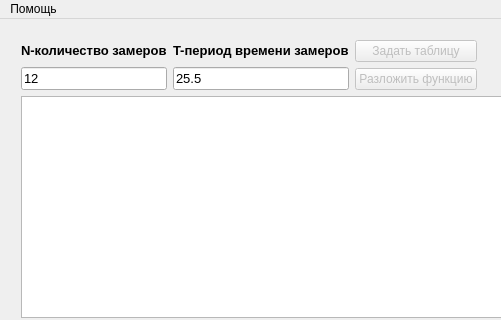
Above: mainwindow.ui from IvanTheCruel/Z5_circuits before the change; both pictures show x 0 to 501 and y 0 to 320 of the 800 by 516 pixel window. Below: the same form after it.
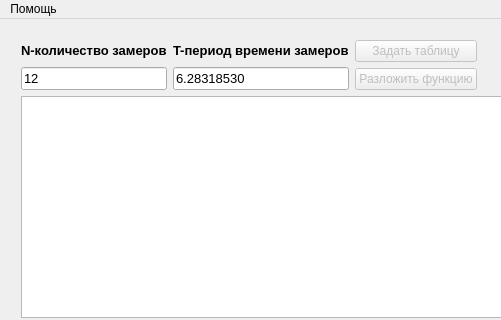
That is the form after the change.

What changed in the file:
```diff
--- a/mainwindow.ui
+++ b/mainwindow.ui
@@ -122,7 +122,7 @@
             </font>
            </property>
            <property name="text">
-            <string>25.5</string>
+            <string>6.28318530</string>
            </property>
           </widget>
          </item>
```
Left out of the diff: 2 changed lines with no effect on the pictures.
